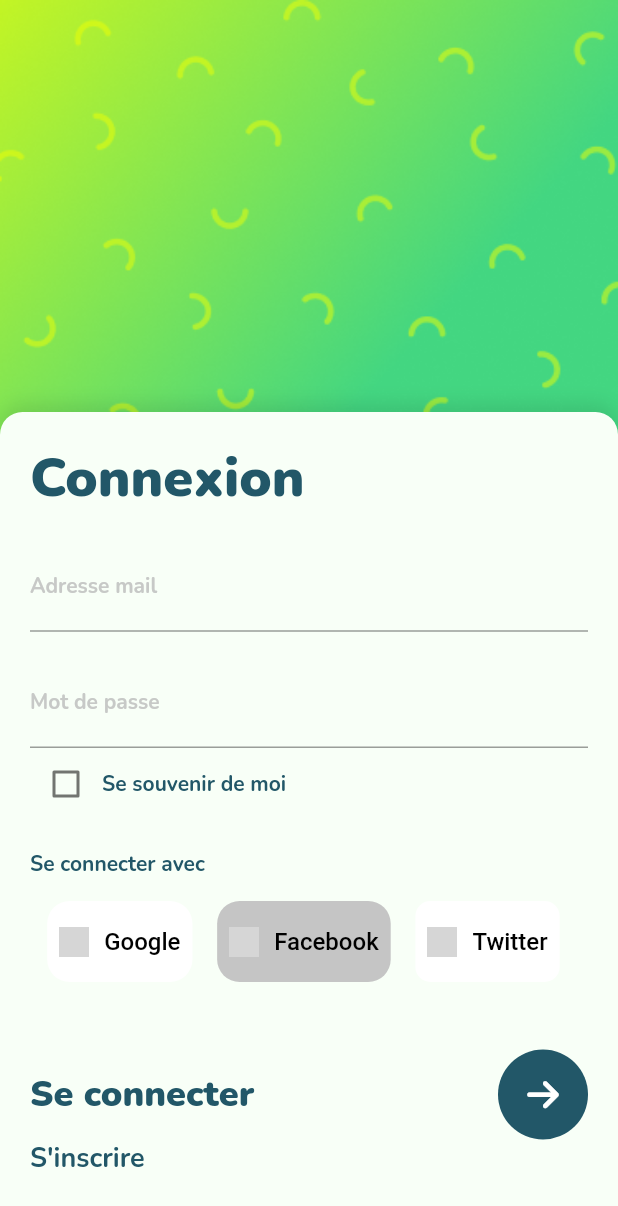
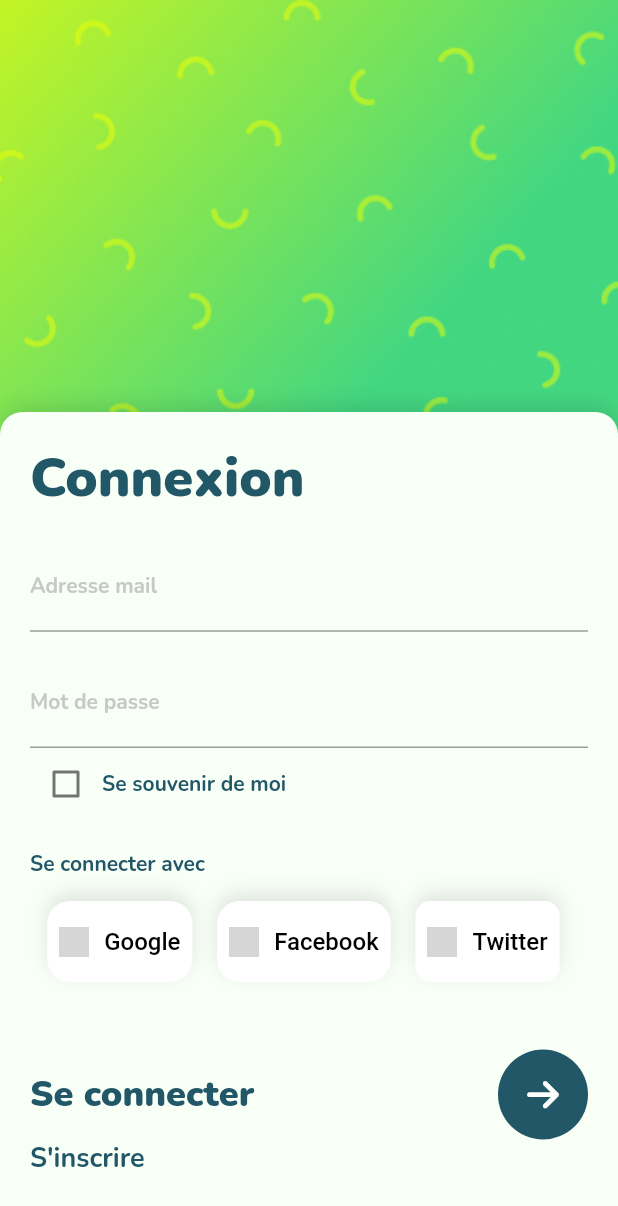
Before and after one commit to florian-miotto/test-monptidoigt, a Flutter app: the screen it shows after launch, after a tap on "Se connecter", on a phone screen of 412 x 824 dp. Shown: the top 1206 px of the screen. Run offline on Flutter 3.47's test engine with Material 2 defaults, Android fonts, the phone set to English and light mode, and no system bars; our stand-ins replace font_awesome_flutter, google_fonts, google_sign_in; network calls fail; grey boxes are pictures that could not be loaded.

Commit message:
modif boutons

```diff
--- a/testconn/lib/ConnexionPage.dart
+++ b/testconn/lib/ConnexionPage.dart
@@ -290,7 +290,14 @@ class FacebookBtn1 extends StatelessWidget {
         margin: const EdgeInsets.all(5),
         decoration: BoxDecoration(
           borderRadius: BorderRadius.circular(15),
-          color: Color.fromARGB(255, 197, 197, 197),
+          color: Colors.white,
+          boxShadow: [
+            BoxShadow(
+              offset: Offset(0, -5),
+              blurRadius: 10,
+              color: Color.fromRGBO(0, 0, 0, 0.1),
+            ),
+          ],
         ),
         child: TextButton(
           style: ButtonStyle(
@@ -334,6 +341,13 @@ class GoogleBtn1 extends StatelessWidget {
         decoration: BoxDecoration(
           borderRadius: BorderRadius.circular(15),
           color: Colors.white,
+          boxShadow: [
+            BoxShadow(
+              offset: Offset(0, -5),
+              blurRadius: 10,
+              color: Color.fromRGBO(0, 0, 0, 0.1),
+            ),
+          ],
         ),
         child: TextButton(
           style: ButtonStyle(
@@ -373,6 +387,13 @@ class TwitterBtn1 extends StatelessWidget {
         decoration: BoxDecoration(
           borderRadius: BorderRadius.circular(10),
           color: Colors.white,
+          boxShadow: [
+            BoxShadow(
+              offset: Offset(0, -5),
+              blurRadius: 10,
+              color: Color.fromRGBO(0, 0, 0, 0.1),
+            ),
+          ],
         ),
         child: TextButton(
           style: ButtonStyle(
--- a/testconn/pubspec.yaml
+++ b/testconn/pubspec.yaml
@@ -34,6 +34,7 @@ dependencies:
   cupertino_icons: ^1.0.2
   google_fonts: ^4.0.3
   font_awesome_flutter: ^10.4.0
+  cached_network_image: ^3.2.3
 
 dev_dependencies:
   flutter_test:
```
Also changed, not shown: testconn/pubspec.lock, 1 other file.
